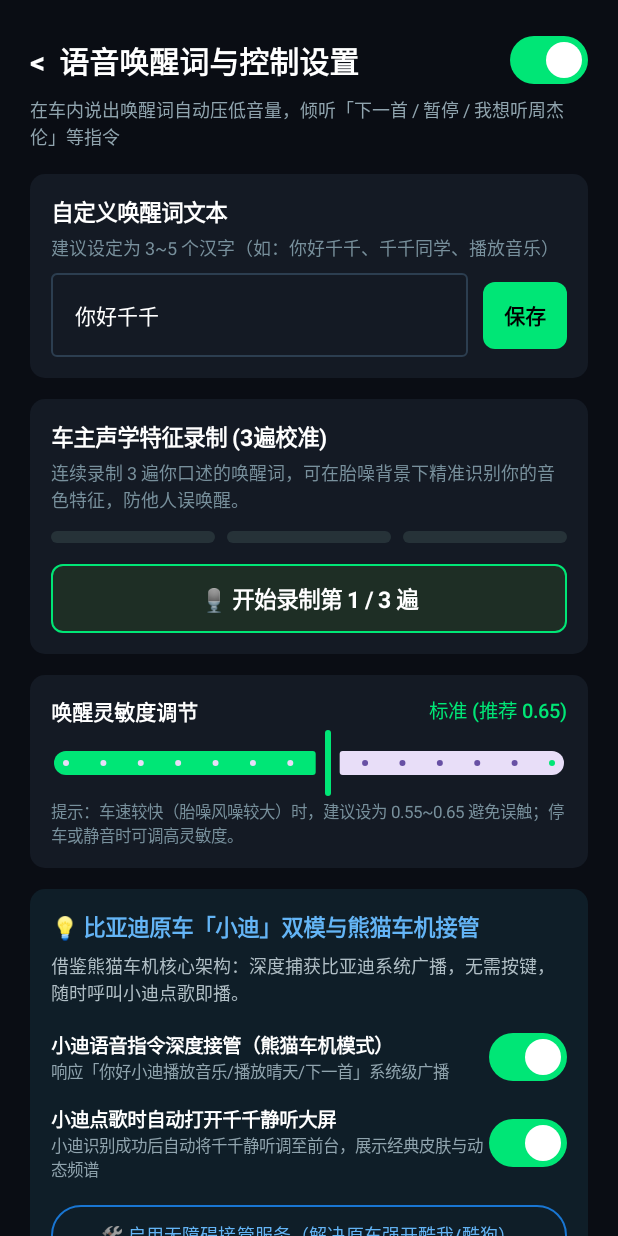
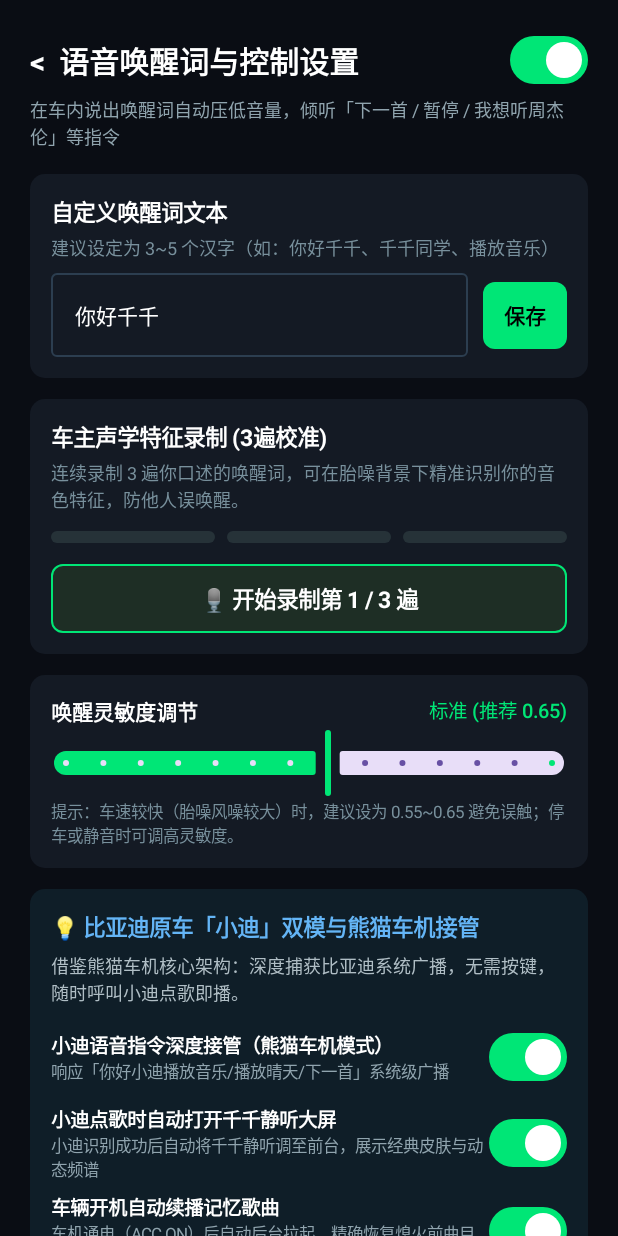
Before and after one commit to pkkm-123456/byd-qianqian-player, an Android app built with Jetpack Compose: the composable VoiceWakeSettingsSheet shown on its own in the app's theme, on a phone screen of 412 x 824 dp. Run offline under Robolectric (Android 15) with nearby library versions, the phone set to English and light mode, and no system bars; 2 statements that could not run were skipped.

Commit message:
feat(ui): add auto-resume on car boot switch in settings and wire ACTION_BOOT_RESUME

```diff
--- a/app/src/main/kotlin/com/byd/qianqian/service/BootResumeReceiver.kt
+++ b/app/src/main/kotlin/com/byd/qianqian/service/BootResumeReceiver.kt
@@ -14,7 +14,7 @@ class BootResumeReceiver : BroadcastReceiver() {
             com.byd.qianqian.manager.VoiceWakeManager.init(context)
             if (com.byd.qianqian.manager.VoiceWakeManager.config.value.autoResumeOnBoot) {
                 val serviceIntent = Intent(context, CarPlaybackService::class.java).apply {
-                    this.action = CarPlaybackService.ACTION_PLAY_PAUSE
+                    this.action = CarPlaybackService.ACTION_BOOT_RESUME
                 }
                 context.startForegroundService(serviceIntent)
             }
--- a/app/src/main/kotlin/com/byd/qianqian/ui/VoiceWakeSettingsSheet.kt
+++ b/app/src/main/kotlin/com/byd/qianqian/ui/VoiceWakeSettingsSheet.kt
@@ -367,6 +367,25 @@ fun VoiceWakeSettingsSheet(
                 )
             }
 
+            Spacer(modifier = Modifier.height(8.dp))
+
+            // 开关3：车辆开机启动自动播放熄火前记忆歌曲
+            Row(
+                modifier = Modifier.fillMaxWidth(),
+                horizontalArrangement = Arrangement.SpaceBetween,
+                verticalAlignment = Alignment.CenterVertically
+            ) {
+                Column(modifier = Modifier.weight(1f)) {
+                    Text("车辆开机自动续播记忆歌曲", fontSize = 13.sp, fontWeight = FontWeight.SemiBold, color = Color.White)
+                    Text("车机通电（ACC ON）后自动后台拉起，精确恢复熄火前曲目与毫秒级进度", fontSize = 11.sp, color = Color(0xFF90A4AE))
+                }
+                Switch(
+                    checked = wakeConfig.autoResumeOnBoot,
+                    onCheckedChange = { VoiceWakeManager.setAutoResumeOnBoot(context, it) },
+                    colors = SwitchDefaults.colors(checkedThumbColor = Color.White, checkedTrackColor = greenAccent)
+                )
+            }
+
             Spacer(modifier = Modifier.height(12.dp))
 
             // 按钮：开启无障碍服务（针对部分 DiLink 硬编码酷我/酷狗的系统）
```
Also changed, not shown: app/src/main/kotlin/com/byd/qianqian/service/CarPlaybackService.kt (+8 -0 lines).
